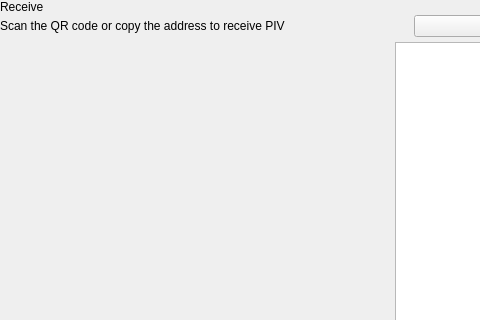
First picture: the form in src/qt/ksoc/forms/receivewidget.ui, repository ksocsports/ksoc, before the edit; both pictures show x 0 to 480 and y 0 to 320 of the 629 by 629 pixel window.
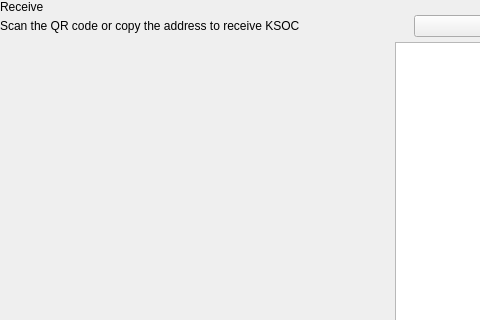
Second picture: the form after the edit. Custom widgets are drawn as their Qt base class.

What changed in the file:
```diff
--- a/src/qt/ksoc/forms/receivewidget.ui
+++ b/src/qt/ksoc/forms/receivewidget.ui
@@ -78,7 +78,7 @@
             <item alignment="Qt::AlignTop">
              <widget class="QLabel" name="labelSubtitle1">
               <property name="text">
-               <string>Scan the QR code or copy the address to receive PIV</string>
+               <string>Scan the QR code or copy the address to receive KSOC</string>
               </property>
              </widget>
             </item>
```
